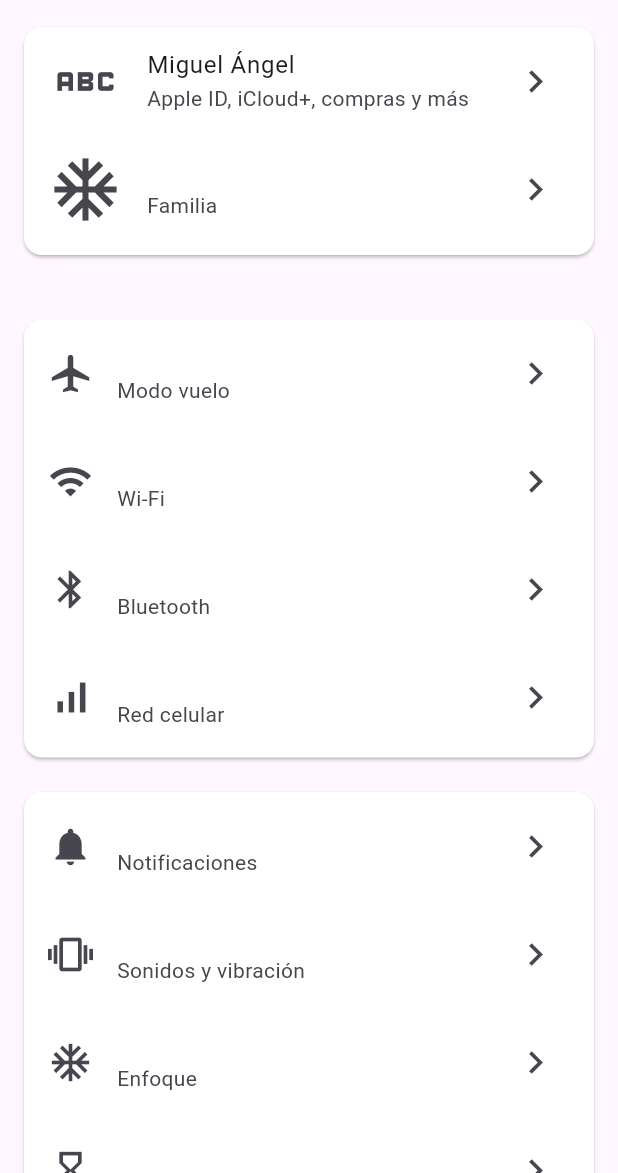
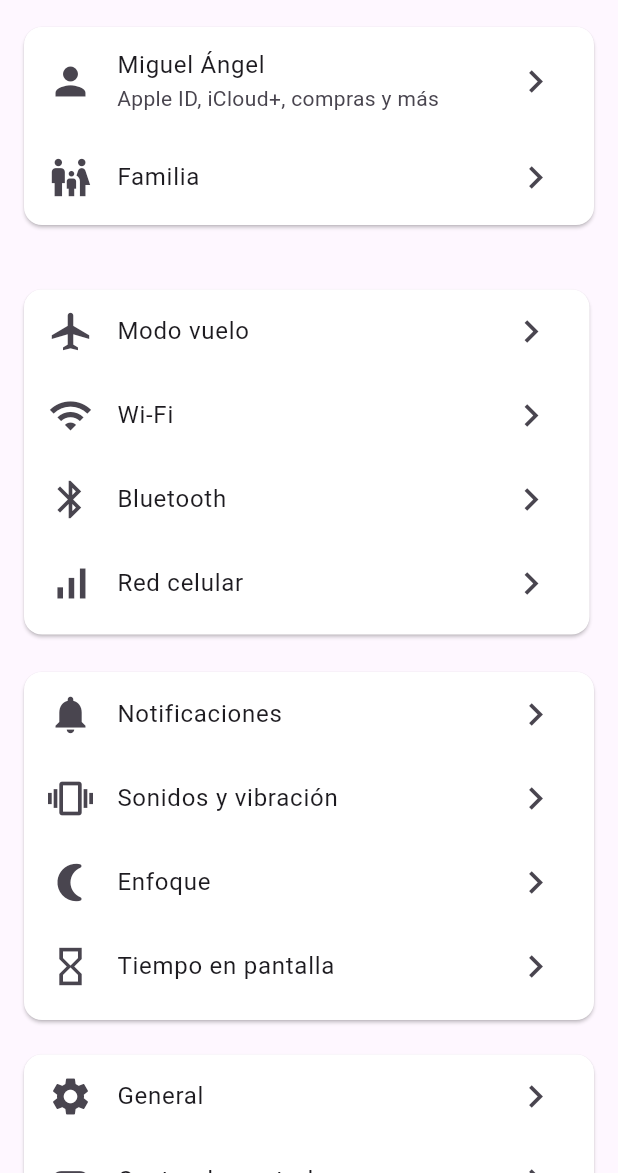
Before and after one commit to jorge-jrzz/Ear-ID, a Flutter app: the screen it shows after launch, on a phone screen of 412 x 824 dp, the part 63-1236 px from its top. Run offline on Flutter 3.47's test engine with Material 3 defaults, Android fonts, the light colour scheme and no system bars; our stand-ins replace camera.

Commit message:
Text size change

```diff
--- a/settings_app/lib/main.dart
+++ b/settings_app/lib/main.dart
@@ -67,7 +67,7 @@
   @override
   Widget build(BuildContext context) {
     return Container(
-      height: 160,
+      height: 140,
       padding: EdgeInsets.only(right: 12.0, left: 12.0),
       width: 30,
       child: Card(
@@ -77,8 +77,8 @@
           children: <Widget>[
             const ListTile(
               leading: Icon(
-                Icons.abc,
-                size: 50,
+                Icons.person,
+                size: 30,
               ),
               title: Text("Miguel Ángel"),
               subtitle: Text("Apple ID, iCloud+, compras y más"),
@@ -86,15 +86,14 @@
             ),
             ListTile(
               leading: Icon(
-                Icons.ac_unit,
-                size: 50,
+                Icons.family_restroom,
+                size: 30,
               ),
-              subtitle: Text("Familia"),
+              title: Text("Familia"),
               trailing: Icon(Icons.navigate_next, size: 30),
             ),
             // IconButton(
             //   icon: Icon(Icons.abc),
-
             // )
           ],
         ),
@@ -122,8 +121,8 @@
   @override
   Widget build(BuildContext context) {
     return Container(
-      height: 300,
-      padding: EdgeInsets.only(right: 12.0, left: 12.0),
+      height: 240,
+      padding: EdgeInsets.only(bottom: 2.0, right: 15.0, left: 12.0),
       width: 30,
       child: Card(
         color: Color.fromARGB(255, 255, 255, 255),
@@ -135,7 +134,7 @@
                 Icons.airplanemode_active,
                 size: 30,
               ),
-              subtitle: Text("Modo vuelo"),
+              title: Text("Modo vuelo"),
               trailing: Icon(Icons.navigate_next, size: 30),
             ),
             const ListTile(
@@ -143,7 +142,7 @@
                 Icons.wifi,
                 size: 30,
               ),
-              subtitle: Text("Wi-Fi"),
+              title: Text("Wi-Fi"),
               trailing: Icon(Icons.navigate_next, size: 30),
             ),
             const ListTile(
@@ -151,7 +150,7 @@
                 Icons.bluetooth,
                 size: 30,
               ),
-              subtitle: Text("Bluetooth"),
+              title: Text("Bluetooth"),
               trailing: Icon(Icons.navigate_next, size: 30),
             ),
             const ListTile(
@@ -159,7 +158,7 @@
                 Icons.signal_cellular_alt,
                 size: 30,
               ),
-              subtitle: Text("Red celular"),
+              title: Text("Red celular"),
               trailing: Icon(Icons.navigate_next, size: 30),
             ),
           ],
@@ -188,7 +187,7 @@
   @override
   Widget build(BuildContext context) {
     return Container(
-      height: 300,
+      height: 240,
       padding: EdgeInsets.only(right: 12.0, left: 12.0),
       child: Card(
         color: Color.fromARGB(255, 255, 255, 255),
@@ -200,7 +199,7 @@
                 Icons.notifications,
                 size: 30,
               ),
-              subtitle: Text("Notificaciones"),
+              title: Text("Notificaciones"),
               trailing: Icon(Icons.navigate_next, size: 30),
             ),
             const ListTile(
@@ -208,15 +207,15 @@
                 Icons.vibration,
                 size: 30,
               ),
-              subtitle: Text("Sonidos y vibración"),
+              title: Text("Sonidos y vibración"),
               trailing: Icon(Icons.navigate_next, size: 30),
             ),
             const ListTile(
               leading: Icon(
-                Icons.ac_unit,
+                Icons.nightlight_round,
                 size: 30,
               ),
-              subtitle: Text("Enfoque"),
+              title: Text("Enfoque"),
               trailing: Icon(Icons.navigate_next, size: 30),
             ),
             const ListTile(
@@ -224,7 +223,7 @@
                 Icons.hourglass_empty,
                 size: 30,
               ),
-              subtitle: Text("Tiempo en pantalla"),
+              title: Text("Tiempo en pantalla"),
               trailing: Icon(Icons.navigate_next, size: 30),
             )
           ],
@@ -253,7 +252,7 @@
   @override
   Widget build(BuildContext context) {
     return Container(
-      height: 730,
+      height: 520,
       padding: EdgeInsets.only(right: 12.0, left: 12.0),
       child: Card(
         color: Color.fromARGB(255, 255, 255, 255),
@@ -262,10 +261,10 @@
           children: <Widget>[
             const ListTile(
               leading: Icon(
-                Icons.abc,
+                Icons.settings,
                 size: 30,
               ),
-              subtitle: Text("General"),
+              title: Text("General"),
               trailing: Icon(Icons.navigate_next, size: 30),
             ),
             const ListTile(
@@ -273,7 +272,7 @@
                 Icons.toggle_on,
                 size: 30,
               ),
-              subtitle: Text("Centro de control"),
+              title: Text("Centro de control"),
               trailing: Icon(Icons.navigate_next, size: 30),
             ),
             const ListTile(
@@ -281,7 +280,7 @@
                 Icons.brightness_4,
                 size: 30,
               ),
-              subtitle: Text("Pantalla y brillo"),
+              title: Text("Pantalla y brillo"),
               trailing: Icon(Icons.navigate_next, size: 30),
             ),
             const ListTile(
@@ -289,7 +288,7 @@
                 Icons.apps,
                 size: 30,
               ),
-              subtitle: Text("Pantalla de inicio y biblioteca de apps"),
+              title: Text("Pantalla de inicio y biblioteca de apps"),
               trailing: Icon(Icons.navigate_next, size: 30),
             ),
             const ListTile(
@@ -297,23 +296,15 @@
                 Icons.accessibility,
                 size: 30,
               ),
-              subtitle: Text("Accesibilidad"),
+              title: Text("Accesibilidad"),
               trailing: Icon(Icons.navigate_next, size: 30),
             ),
             const ListTile(
               leading: Icon(
-                Icons.ac_unit,
+                Icons.stream,
                 size: 30,
               ),
-              subtitle: Text("Fondo de pantalla"),
-              trailing: Icon(Icons.navigate_next, size: 30),
-            ),
-            const ListTile(
-              leading: Icon(
-                Icons.ac_unit,
-                size: 30,
-              ),
-              subtitle: Text("En reposo"),
+              title: Text("Fondo de pantalla"),
               trailing: Icon(Icons.navigate_next, size: 30),
             ),
             const ListTile(
@@ -321,7 +312,7 @@
                 Icons.search,
                 size: 30,
               ),
-              subtitle: Text("Siri y Buscar"),
+              title: Text("Siri y Buscar"),
               trailing: Icon(Icons.navigate_next, size: 30),
             ),
             const ListTile(
@@ -329,7 +320,7 @@
                 Icons.fullscreen,
                 size: 30,
               ),
-              subtitle: Text("Face ID y código"),
+              title: Text("Face ID y código"),
               trailing: Icon(Icons.navigate_next, size: 30),
             ),
             ListTile(
@@ -337,7 +328,7 @@
                 Icons.hearing,
                 size: 30,
               ),
-              subtitle: Text("Ear ID y código"),
+              title: Text("Ear ID y código"),
               trailing: Icon(Icons.navigate_next, size: 30),
               onTap: () {
                 Navigator.push(
```
Also changed, not shown: 463 other files.
